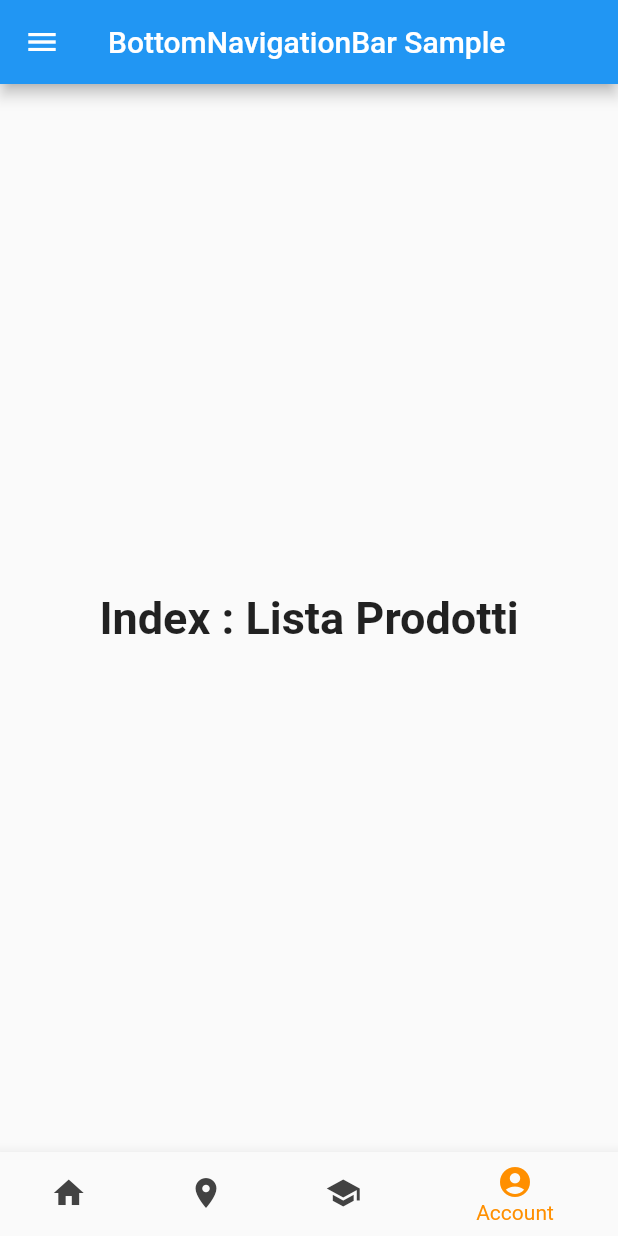
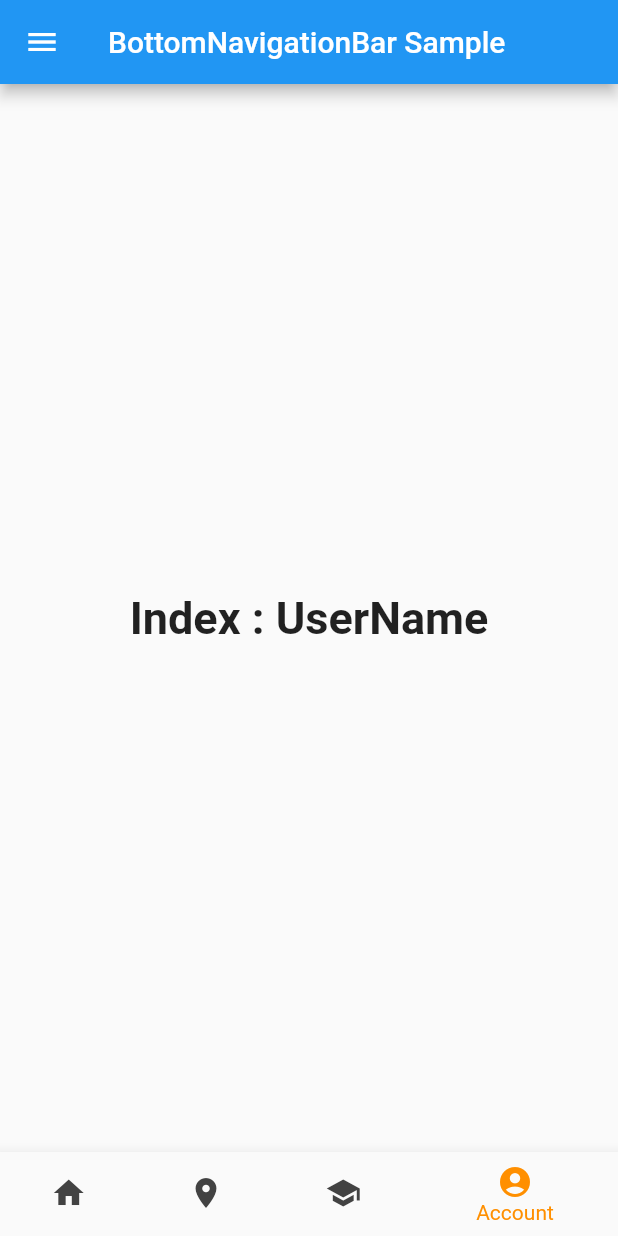
Before and after one commit to zfeder/marketshop_app, a Flutter app: the screen it shows after launch, item 4 of the bottom bar chosen, on a phone screen of 412 x 824 dp. Run offline on Flutter 3.47's test engine with Material 2 defaults, Android fonts, the phone set to English and light mode, and no system bars.

Commit message:
label password with icon

```diff
--- a/lib/main.dart
+++ b/lib/main.dart
@@ -52,7 +52,7 @@ class _MyStatefulWidgetState extends State<MyStatefulWidget> {
                       borderRadius: BorderRadius.all(Radius.circular(8))
                   ),
                   labelText: 'Password',
-                  icon: Icon(Icons.account_box),
+                  icon: Icon(Icons.visibility_off),
                 ),
               ),
             ),
@@ -72,7 +72,7 @@ class _MyStatefulWidgetState extends State<MyStatefulWidget> {
     ),
 
     const Text(
-      'Index : Lista Prodotti',
+      'Index : UserName',
       style: optionStyle,
     ),
 
```
